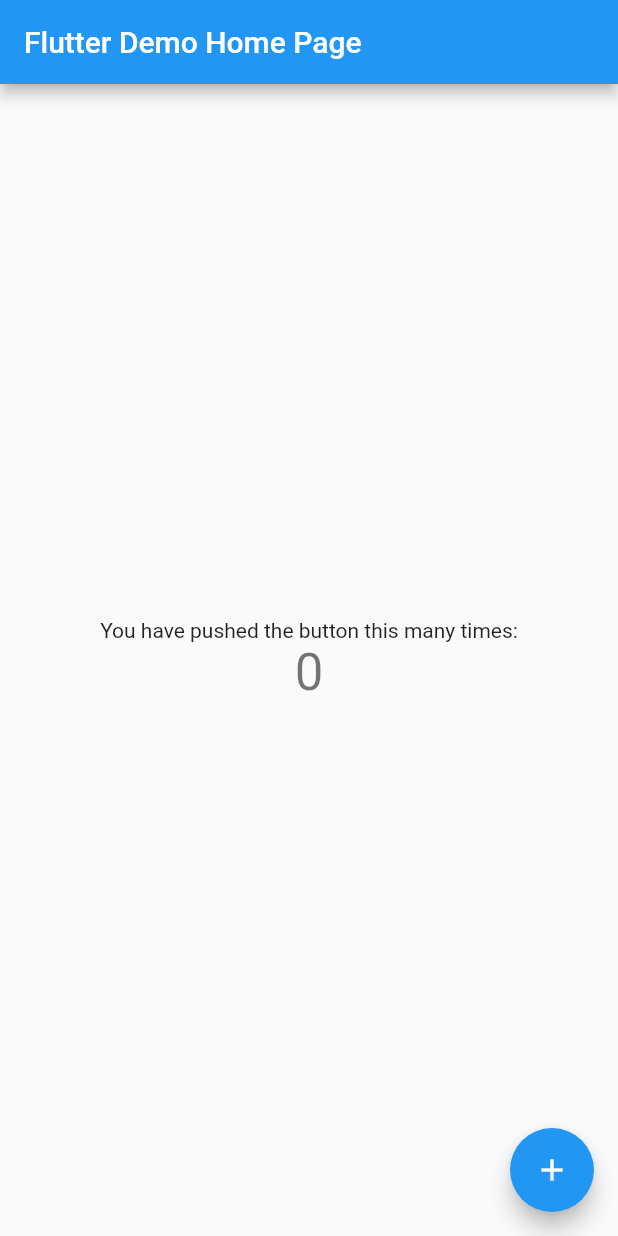
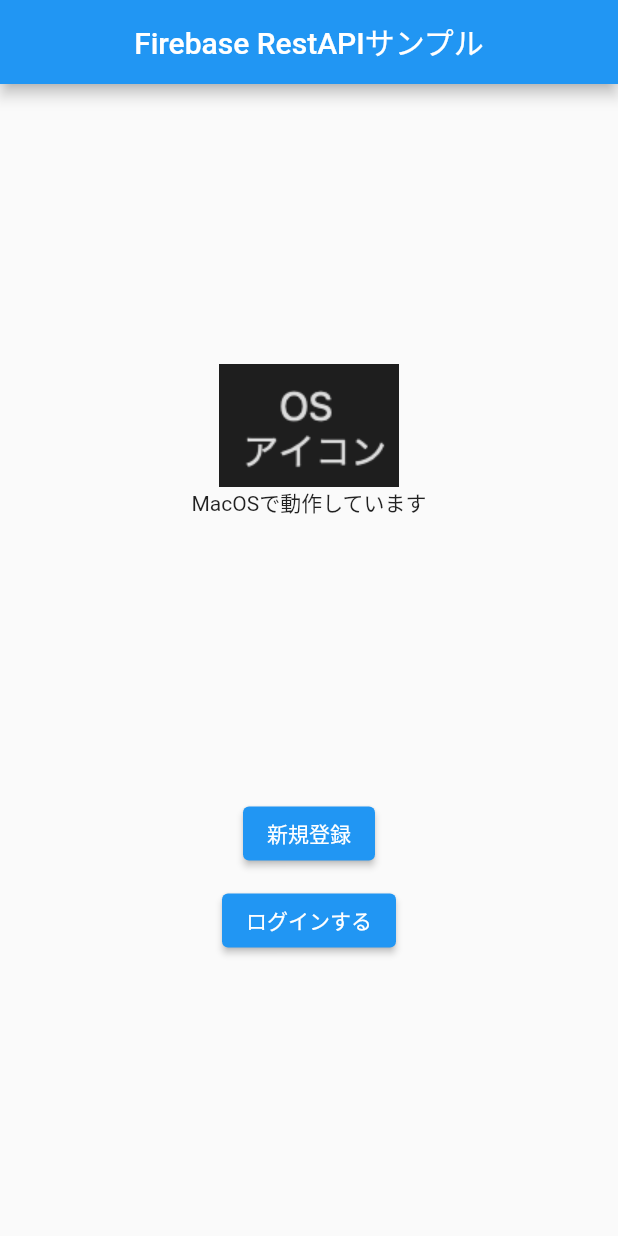
Before and after one commit to morio77/flutter-firebase-restapi, a Flutter app: the screen it shows after launch, on a phone screen of 412 x 824 dp. Run offline on Flutter 3.47's test engine with Material 2 defaults, Android fonts, the phone set to English and light mode, and no system bars.

Commit message:
新規登録/ログインページのガワを作成

```diff
--- a/firebase_restapi/lib/main.dart
+++ b/firebase_restapi/lib/main.dart
@@ -1,3 +1,6 @@
+import 'package:firebase_restapi/pages/home.dart';
+import 'package:firebase_restapi/pages/sign_in.dart';
+import 'package:firebase_restapi/pages/sign_up.dart';
 import 'package:flutter/material.dart';
 
 void main() {
@@ -5,109 +8,20 @@
 }
 
 class MyApp extends StatelessWidget {
-  // This widget is the root of your application.
   @override
   Widget build(BuildContext context) {
     return MaterialApp(
-      title: 'Flutter Demo',
+      title: 'Flutter Firebase RestAPI Demo',
       theme: ThemeData(
-        // This is the theme of your application.
-        //
-        // Try running your application with "flutter run". You'll see the
-        // application has a blue toolbar. Then, without quitting the app, try
-        // changing the primarySwatch below to Colors.green and then invoke
-        // "hot reload" (press "r" in the console where you ran "flutter run",
-        // or simply save your changes to "hot reload" in a Flutter IDE).
-        // Notice that the counter didn't reset back to zero; the application
-        // is not restarted.
         primarySwatch: Colors.blue,
       ),
-      home: MyHomePage(title: 'Flutter Demo Home Page'),
+      initialRoute: '/home',
+      routes: {
+        '/home': (context) => HomePage(),
+        '/sign_up': (context) => SignUpPage(),
+        '/sign_in': (context) => SignInPage(),
+        // '/account_info': (context) => GreenPage(),
+      },
     );
   }
 }
-
-class MyHomePage extends StatefulWidget {
-  MyHomePage({Key key, this.title}) : super(key: key);
-
-  // This widget is the home page of your application. It is stateful, meaning
-  // that it has a State object (defined below) that contains fields that affect
-  // how it looks.
-
-  // This class is the configuration for the state. It holds the values (in this
-  // case the title) provided by the parent (in this case the App widget) and
-  // used by the build method of the State. Fields in a Widget subclass are
-  // always marked "final".
-
-  final String title;
-
-  @override
-  _MyHomePageState createState() => _MyHomePageState();
-}
-
-class _MyHomePageState extends State<MyHomePage> {
-  int _counter = 0;
-
-  void _incrementCounter() {
-    setState(() {
-      // This call to setState tells the Flutter framework that something has
-      // changed in this State, which causes it to rerun the build method below
-      // so that the display can reflect the updated values. If we changed
-      // _counter without calling setState(), then the build method would not be
-      // called again, and so nothing would appear to happen.
-      _counter++;
-    });
-  }
-
-  @override
-  Widget build(BuildContext context) {
-    // This method is rerun every time setState is called, for instance as done
-    // by the _incrementCounter method above.
-    //
-    // The Flutter framework has been optimized to make rerunning build methods
-    // fast, so that you can just rebuild anything that needs updating rather
-    // than having to individually change instances of widgets.
-    return Scaffold(
-      appBar: AppBar(
-        // Here we take the value from the MyHomePage object that was created by
-        // the App.build method, and use it to set our appbar title.
-        title: Text(widget.title),
-      ),
-      body: Center(
-        // Center is a layout widget. It takes a single child and positions it
-        // in the middle of the parent.
-        child: Column(
-          // Column is also a layout widget. It takes a list of children and
-          // arranges them vertically. By default, it sizes itself to fit its
-          // children horizontally, and tries to be as tall as its parent.
-          //
-          // Invoke "debug painting" (press "p" in the console, choose the
-          // "Toggle Debug Paint" action from the Flutter Inspector in Android
-          // Studio, or the "Toggle Debug Paint" command in Visual Studio Code)
-          // to see the wireframe for each widget.
-          //
-          // Column has various properties to control how it sizes itself and
-          // how it positions its children. Here we use mainAxisAlignment to
-          // center the children vertically; the main axis here is the vertical
-          // axis because Columns are vertical (the cross axis would be
-          // horizontal).
-          mainAxisAlignment: MainAxisAlignment.center,
-          children: <Widget>[
-            Text(
-              'You have pushed the button this many times:',
-            ),
-            Text(
-              '$_counter',
-              style: Theme.of(context).textTheme.headline4,
-            ),
-          ],
-        ),
-      ),
-      floatingActionButton: FloatingActionButton(
-        onPressed: _incrementCounter,
-        tooltip: 'Increment',
-        child: Icon(Icons.add),
-      ), // This trailing comma makes auto-formatting nicer for build methods.
-    );
-  }
-}
--- /dev/null
+++ b/firebase_restapi/lib/pages/home.dart
@@ -0,0 +1,56 @@
+import 'package:flutter/material.dart';
+
+class HomePage extends StatelessWidget {
+  @override
+  Widget build(BuildContext context) {
+    return Scaffold(
+      appBar: AppBar(
+        title: Text('Firebase RestAPIサンプル'),
+        centerTitle: true,
+      ),
+      body: Center(
+        child: Column(
+          mainAxisAlignment: MainAxisAlignment.spaceEvenly,
+          children: [
+            Column(
+              mainAxisAlignment: MainAxisAlignment.center,
+              children: [
+                _OSIconImage(),
+                _OSName(),
+              ],
+            ),
+          Column(
+            children: [
+              _SignUpButton(context),
+              Container(height: 10,),
+              _SignInButton(context),
+            ],
+          ),
+          ],
+        ),
+      ),
+    );
+  }
+
+  Widget _OSIconImage() {
+    return Image.asset('images/OSアイコンサンプル.png');
+  }
+
+  Widget _OSName() {
+    return Text('MacOSで動作しています');
+  }
+
+  Widget _SignUpButton(BuildContext context) {
+    return ElevatedButton(
+        onPressed: () => Navigator.pushNamed(context, '/sign_up'),
+        child: Text('新規登録'),
+    );
+  }
+
+  Widget _SignInButton(BuildContext context) {
+    return ElevatedButton(
+      onPressed: () => Navigator.pushNamed(context, '/sign_in'),
+      child: Text('ログインする'),
+    );
+  }
+}
--- a/firebase_restapi/pubspec.yaml
+++ b/firebase_restapi/pubspec.yaml
@@ -46,9 +46,8 @@
   uses-material-design: true
 
   # To add assets to your application, add an assets section, like this:
-  # assets:
-  #   - images/a_dot_burr.jpeg
-  #   - images/a_dot_ham.jpeg
+  assets:
+    - images/
 
   # An image asset can refer to one or more resolution-specific "variants", see
   # https://flutter.dev/assets-and-images/#resolution-aware.
```
Also changed, not shown: firebase_restapi/lib/pages/sign_in.dart (added, +63 -0 lines), firebase_restapi/lib/pages/sign_up.dart (added, +63 -0 lines), firebase_restapi/images/OSアイコンサンプル.png (added), firebase_restapi/lib/pages/account_info.dart (added).
